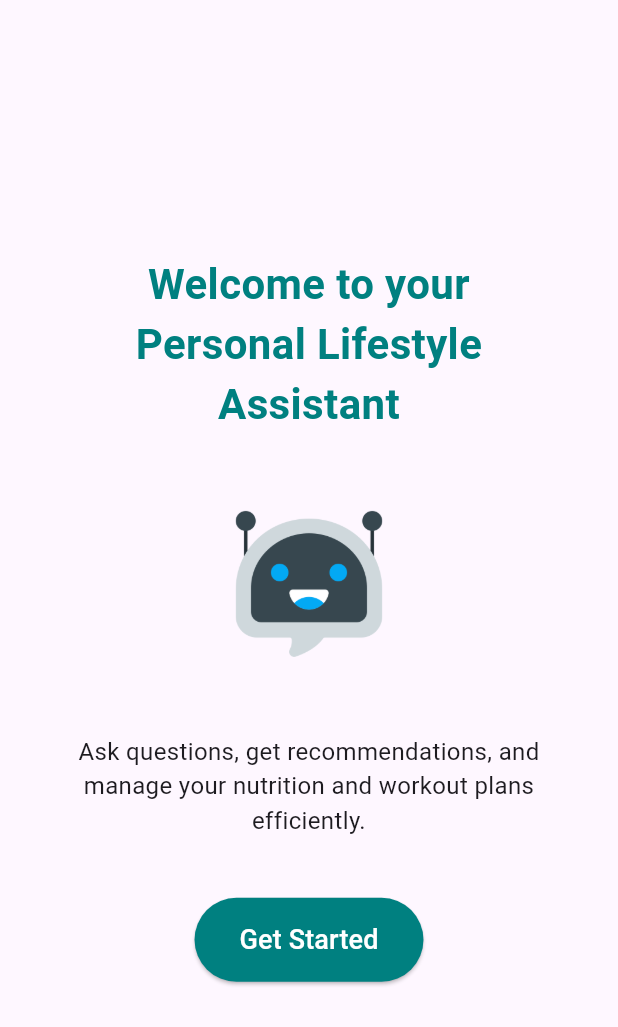
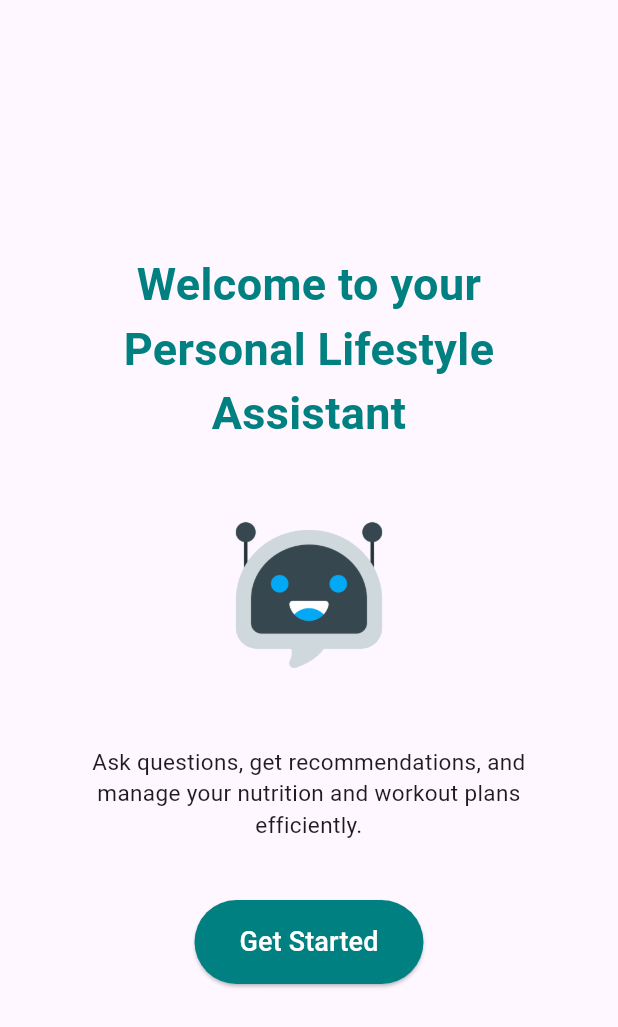
Before and after one commit to ThetSweLynn/RAG-Agent-for-Nutrition-with-Voice-Chat, a Flutter app: the screen it shows after launch, on a phone screen of 412 x 824 dp. Shown: the top 1027 px of the screen. Run offline on Flutter 3.47's test engine with Material 3 defaults, Android fonts, the phone set to English and light mode, and no system bars.

Commit message:
Removed extra new line from rag response and change send icon

```diff
--- a/rag_flutter_app/lib/pages/chat_page.dart
+++ b/rag_flutter_app/lib/pages/chat_page.dart
@@ -107,7 +107,7 @@ class _ChatPageState extends State<ChatPage> {
                 CircleAvatar(
                   backgroundColor: const Color(0xFF008080),
                   child: IconButton(
-                    icon: const Icon(Icons.send, color: Colors.white),
+                    icon: const Icon(Icons.arrow_upward, color: Colors.white),
                     onPressed: _sendMessage,
                   ),
                 ),
--- a/rag_flutter_app/lib/pages/introduction_page.dart
+++ b/rag_flutter_app/lib/pages/introduction_page.dart
@@ -16,7 +16,7 @@ class IntroductionPage extends StatelessWidget {
               'Welcome to your Personal Lifestyle Assistant',
               textAlign: TextAlign.center,
               style: TextStyle(
-                fontSize: 28,
+                fontSize: 30,
                 fontWeight: FontWeight.bold,
                 color: Color(0xFF008080),
               ),
@@ -30,7 +30,7 @@ class IntroductionPage extends StatelessWidget {
             const Text(
               'Ask questions, get recommendations, and manage your nutrition and workout plans efficiently.',
               textAlign: TextAlign.center,
-              style: TextStyle(fontSize: 16),
+              style: TextStyle(fontSize: 15),
             ),
             const SizedBox(height: 40),
             ElevatedButton(
```
Also changed, not shown: 1 other file.
